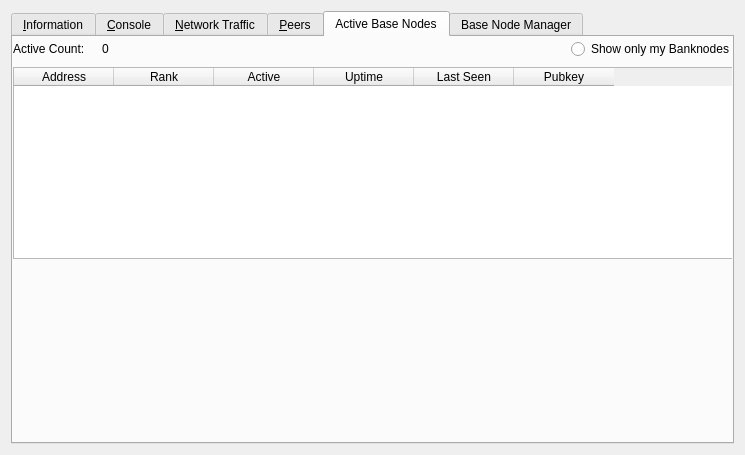
First picture: the form in src/qt/forms/rpcconsole.ui, repository thelonecrouton/bitcredit, before the edit.
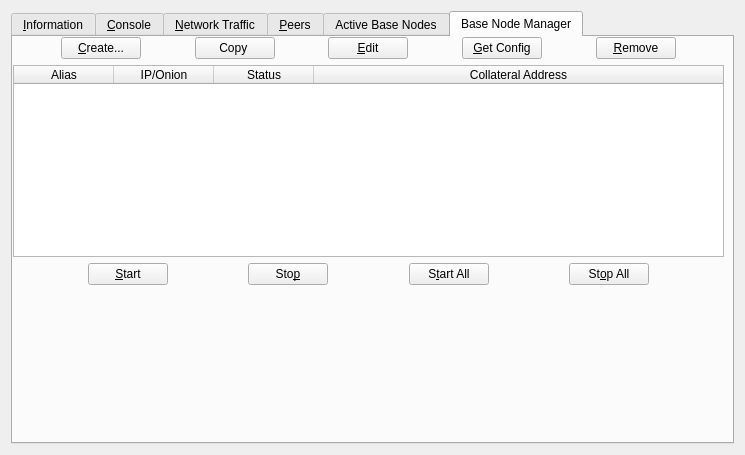
Second picture: the form after the edit. The open tabs and pages were chosen to show the change. Icons and pictures are not drawn. Custom widgets are drawn as their Qt base class.

```diff
--- a/src/qt/forms/rpcconsole.ui
+++ b/src/qt/forms/rpcconsole.ui
@@ -16,6 +16,12 @@
   <layout class="QVBoxLayout" name="verticalLayout_2">
    <item>
     <widget class="QTabWidget" name="tabWidget">
+     <property name="tabPosition">
+      <enum>QTabWidget::North</enum>
+     </property>
+     <property name="tabShape">
+      <enum>QTabWidget::Rounded</enum>
+     </property>
      <property name="currentIndex">
       <number>5</number>
      </property>
@@ -1082,12 +1088,14 @@
       <widget class="QWidget" name="layoutWidget">
        <property name="geometry">
         <rect>
-         <x>0</x>
-         <y>0</y>
-         <width>721</width>
-         <height>24</height>
+         <x>2</x>
+         <y>9</y>
+         <width>711</width>
+         <height>391</height>
         </rect>
        </property>
+       <layout class="QVBoxLayout" name="verticalLayout_7">
+        <item>
        <layout class="QHBoxLayout" name="horizontalLayout_6">
         <property name="bottomMargin">
          <number>0</number>
@@ -1157,16 +1165,9 @@
          </widget>
         </item>
        </layout>
-      </widget>
+        </item>
+        <item>
       <widget class="QTableWidget" name="tableWidget">
-       <property name="geometry">
-        <rect>
-         <x>0</x>
-         <y>30</y>
-         <width>721</width>
-         <height>192</height>
-        </rect>
-       </property>
        <property name="sizePolicy">
         <sizepolicy hsizetype="Preferred" vsizetype="Preferred">
          <horstretch>0</horstretch>
@@ -1231,8 +1232,24 @@
         </property>
        </column>
       </widget>
-     </widget>
-     <widget class="QWidget" name="tab_2">
+        </item>
+        <item>
+         <spacer name="verticalSpacer_5">
+          <property name="orientation">
+           <enum>Qt::Vertical</enum>
+          </property>
+          <property name="sizeHint" stdset="0">
+           <size>
+            <width>20</width>
+            <height>40</height>
+           </size>
+          </property>
+         </spacer>
+        </item>
+       </layout>
+      </widget>
+     </widget>
+     <widget class="QWidget" name="tab_bnmngr">
       <attribute name="title">
        <string>Base Node Manager</string>
       </attribute>
@@ -1241,7 +1258,7 @@
         <rect>
          <x>0</x>
          <y>0</y>
-         <width>721</width>
+         <width>711</width>
          <height>401</height>
         </rect>
        </property>
@@ -1251,6 +1268,19 @@
           <property name="bottomMargin">
            <number>0</number>
           </property>
+          <item>
+           <spacer name="horizontalSpacer">
+            <property name="orientation">
+             <enum>Qt::Horizontal</enum>
+            </property>
+            <property name="sizeHint" stdset="0">
+             <size>
+              <width>40</width>
+              <height>20</height>
+             </size>
+            </property>
+           </spacer>
+          </item>
           <item>
            <widget class="QPushButton" name="createButton">
             <property name="text">
@@ -1338,6 +1368,19 @@
             </property>
            </widget>
           </item>
+          <item>
+           <spacer name="horizontalSpacer_10">
+            <property name="orientation">
+             <enum>Qt::Horizontal</enum>
+            </property>
+            <property name="sizeHint" stdset="0">
+             <size>
+              <width>40</width>
+              <height>20</height>
+             </size>
+            </property>
+           </spacer>
+          </item>
          </layout>
         </item>
         <item>
@@ -1381,6 +1424,19 @@
         </item>
         <item>
          <layout class="QHBoxLayout" name="horizontalLayout_8">
+          <item>
+           <spacer name="horizontalSpacer_11">
+            <property name="orientation">
+             <enum>Qt::Horizontal</enum>
+            </property>
+            <property name="sizeHint" stdset="0">
+             <size>
+              <width>40</width>
+              <height>20</height>
+             </size>
+            </property>
+           </spacer>
+          </item>
           <item>
            <widget class="QPushButton" name="startButton">
             <property name="text">
@@ -1448,8 +1504,34 @@
             </property>
            </widget>
           </item>
+          <item>
+           <spacer name="horizontalSpacer_12">
+            <property name="orientation">
+             <enum>Qt::Horizontal</enum>
+            </property>
+            <property name="sizeHint" stdset="0">
+             <size>
+              <width>40</width>
+              <height>20</height>
+             </size>
+            </property>
+           </spacer>
+          </item>
          </layout>
         </item>
+        <item>
+         <spacer name="verticalSpacer_6">
+          <property name="orientation">
+           <enum>Qt::Vertical</enum>
+          </property>
+          <property name="sizeHint" stdset="0">
+           <size>
+            <width>20</width>
+            <height>40</height>
+           </size>
+          </property>
+         </spacer>
+        </item>
        </layout>
       </widget>
      </widget>
```
Left out of the diff: 6 changed lines with no effect on the pictures. Lines whose indentation alone changed are shown as unchanged.
